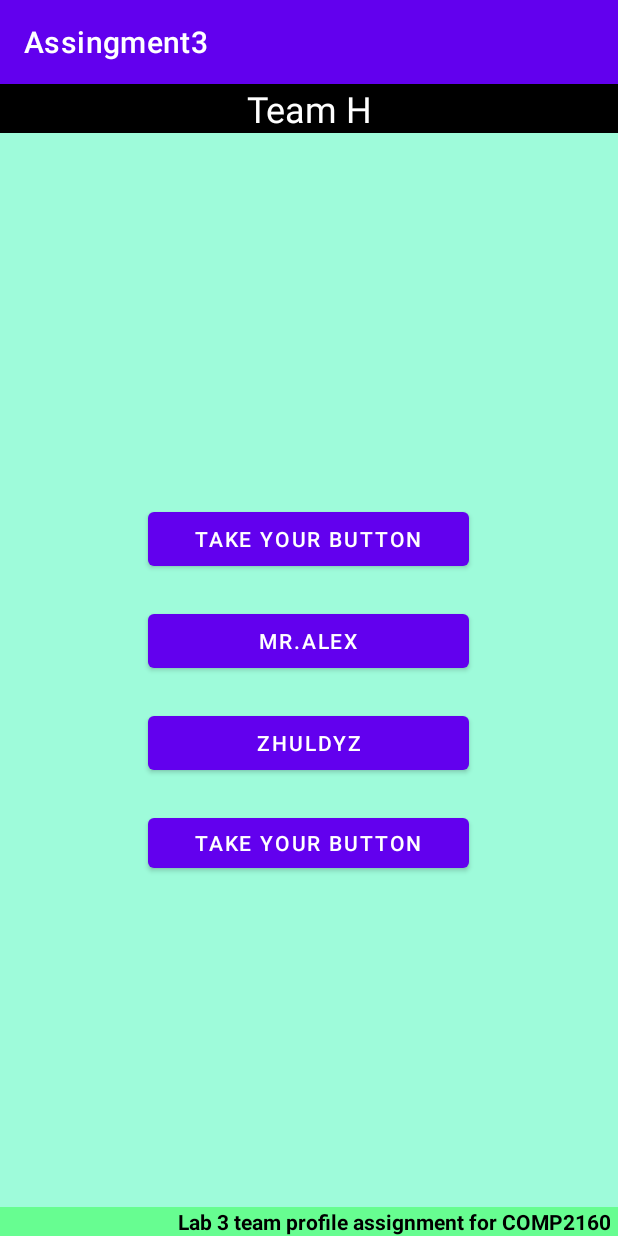
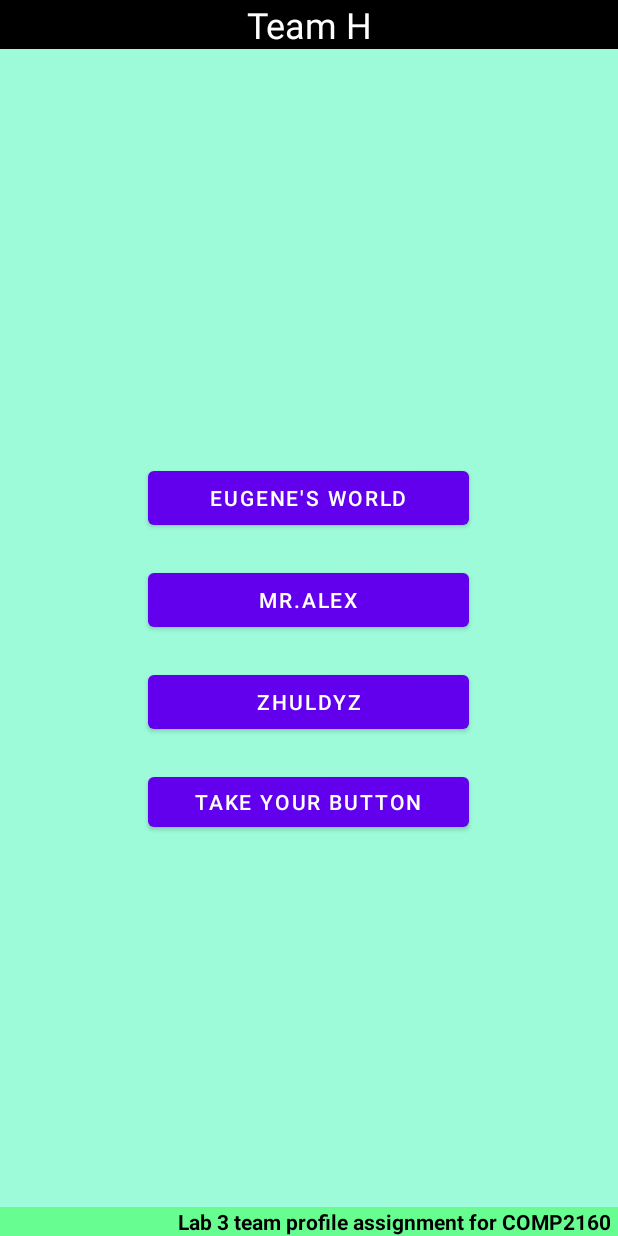
Before and after one commit to TitiMiti/Ass3TeamL, an Android app: the screen it shows after launch (MainActivity), on a phone screen of 412 x 824 dp. Run offline under Robolectric (Android 15) with nearby library versions, the phone set to English and light mode, and no system bars.

Commit message:
implemented EugeneActivity.java into the MainActivity.java and created onClick event for button which redirects user from activity_main.xml to eugene_activity.xml

```diff
--- a/app/src/main/java/com/teamH/assignment3/MainActivity.java
+++ b/app/src/main/java/com/teamH/assignment3/MainActivity.java
@@ -12,17 +12,21 @@ public class MainActivity extends AppCompatActivity {
 
     private static final String LOG_TAG = MainActivity.class.getSimpleName();
 
-    //Intent to launch Alex activity
+    //Intent to launch activities
     private Intent intent_alex_activity;
 
     private Intent intent_zhuldyz_activity;
+
+    private Intent intent_eugene_activity;
 
     @Override
     protected void onCreate(Bundle savedInstanceState) {
         super.onCreate(savedInstanceState);
         setContentView(R.layout.activity_main);
+        try { this.getSupportActionBar().hide(); } catch (NullPointerException e){}
         intent_alex_activity = new Intent(this, AlexActivity.class);
         intent_zhuldyz_activity = new Intent(this, ZhuldyzActivity.class);
+        intent_eugene_activity = new Intent(this, EugeneActivity.class);
     }
 
     //Listener for buttons, onClick checks which button was activated
@@ -33,6 +37,7 @@ public class MainActivity extends AppCompatActivity {
         CharSequence button_text = button.getText().toString();
         String alex_activity_key = getString(R.string.button_2);
         String zhuldyz_activity = getString(R.string.zhuldyz);
+        String eugene_activity = getString(R.string.button_1);
 
         if(button_text.equals(alex_activity_key)) {
             startActivity(intent_alex_activity);
@@ -42,6 +47,9 @@ public class MainActivity extends AppCompatActivity {
             startActivity(intent_zhuldyz_activity);
         }
 
+        if(button_text.equals(eugene_activity)) {
+            startActivity(intent_eugene_activity);
+        }
     }
 
 }
--- /dev/null
+++ b/app/src/main/res/layout/activity_eugene.xml
@@ -0,0 +1,6 @@
+<?xml version="1.0" encoding="utf-8"?>
+<androidx.constraintlayout.widget.ConstraintLayout
+    xmlns:android="http://schemas.android.com/apk/res/android" android:layout_width="match_parent"
+    android:layout_height="match_parent">
+
+</androidx.constraintlayout.widget.ConstraintLayout>
--- a/app/src/main/res/layout/activity_main.xml
+++ b/app/src/main/res/layout/activity_main.xml
@@ -33,11 +33,12 @@
         app:layout_constraintVertical_bias="0.508">
 
         <Button
-            android:id="@+id/button2"
+            android:id="@+id/button1"
             android:layout_width="match_parent"
             android:layout_height="wrap_content"
             android:layout_margin="10sp"
-            android:text="@string/button_1" />
+            android:text="@string/button_1"
+            android:onClick="launchPersonalPageActivity"/>
 
         <Button
             android:id="@+id/button3"
--- a/app/src/main/res/values/strings.xml
+++ b/app/src/main/res/values/strings.xml
@@ -2,13 +2,15 @@
     <string name="app_name">Assingment3</string>
     <string name="title_activity_alex">Alex Kirillov</string>
     <string name="app_logo_label">Team H</string>
-    <string name="button_1">Take Your Button</string>
+    <string name="button_1">Eugene\'s world</string>
     <string name="button_2">Mr.Alex</string>
     <string name="button_3">Take Your Button</string>
     <string name="button_4">Take Your Button</string>
     <string name="bottom_label">Lab 3 team profile assignment for COMP2160</string>
     <string name="background_top_image">TODO</string>
+
     <string name="alex_activity_main_label">YES</string>
+
     <string name="zhuldyz">Zhuldyz</string>
     <string name="this_is_zhuldyz_s_page">This is Zhuldyz\'s page</string>
     <string name="zhuldyz_page">Zhuldyz page</string>
```
Also changed, not shown: app/src/main/AndroidManifest.xml (+11 -0 lines), app/src/main/java/com/teamH/assignment3/EugeneActivity.java (+11 -1 lines).
